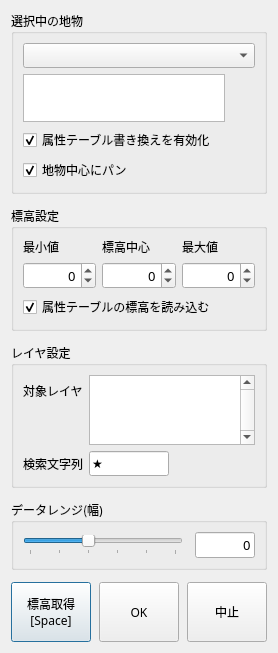
Qt form demstyle_all_dialog_base.ui (tamaohome/qgis-demstyle-all) before a commit.
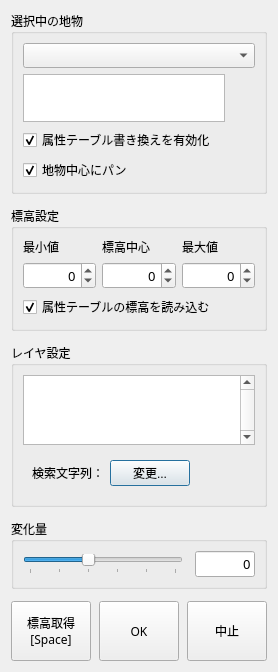
The same form after that commit. Custom widgets are drawn as their Qt base class.

Commit message: ✨ feat: 検索文字列をLineEditからLabel+PushButton+Dialogに変更

What changed in the file:
```diff
--- a/demstyle_all_dialog_base.ui
+++ b/demstyle_all_dialog_base.ui
@@ -258,24 +258,8 @@
      <property name="title">
       <string>レイヤ設定</string>
      </property>
-     <layout class="QFormLayout" name="layerSettingsLayout">
-      <property name="fieldGrowthPolicy">
-       <enum>QFormLayout::ExpandingFieldsGrow</enum>
-      </property>
-      <item row="1" column="0">
-       <widget class="QLabel" name="layerListLabel">
-        <property name="sizePolicy">
-         <sizepolicy hsizetype="Fixed" vsizetype="Preferred">
-          <horstretch>0</horstretch>
-          <verstretch>0</verstretch>
-         </sizepolicy>
-        </property>
-        <property name="text">
-         <string>対象レイヤ</string>
-        </property>
-       </widget>
-      </item>
-      <item row="1" column="1">
+     <layout class="QVBoxLayout" name="verticalLayout">
+      <item>
        <widget class="QListWidget" name="layerListWidget">
         <property name="sizePolicy">
          <sizepolicy hsizetype="Expanding" vsizetype="Expanding">
@@ -285,7 +269,7 @@
         </property>
         <property name="minimumSize">
          <size>
-          <width>160</width>
+          <width>0</width>
           <height>0</height>
          </size>
         </property>
@@ -306,45 +290,49 @@
         </property>
        </widget>
       </item>
-      <item row="2" column="0">
+      <item>
+       <widget class="QWidget" name="layerSettingsSearchStringsWidget" native="true">
+        <layout class="QHBoxLayout" name="searchStringHorizontalLayout">
+         <item>
        <widget class="QLabel" name="searchStringLabel">
+           <property name="text">
+            <string>検索文字列：</string>
+           </property>
+          </widget>
+         </item>
+         <item>
+          <widget class="QPushButton" name="searchStringRenameButton">
         <property name="sizePolicy">
-         <sizepolicy hsizetype="Fixed" vsizetype="Preferred">
+            <sizepolicy hsizetype="Minimum" vsizetype="Fixed">
           <horstretch>0</horstretch>
           <verstretch>0</verstretch>
          </sizepolicy>
         </property>
+           <property name="font">
+            <font>
+             <family>MS UI Gothic</family>
+             <pointsize>9</pointsize>
+            </font>
+           </property>
         <property name="text">
-         <string>検索文字列</string>
+            <string>変更...</string>
         </property>
        </widget>
       </item>
-      <item row="2" column="1">
-       <widget class="QLineEdit" name="searchStringLineEdit">
-        <property name="sizePolicy">
-         <sizepolicy hsizetype="Fixed" vsizetype="Preferred">
-          <horstretch>0</horstretch>
-          <verstretch>0</verstretch>
-         </sizepolicy>
-        </property>
-        <property name="minimumSize">
+         <item>
+          <spacer name="searchStringHorizontalSpacer">
+           <property name="orientation">
+            <enum>Qt::Horizontal</enum>
+           </property>
+           <property name="sizeHint" stdset="0">
          <size>
-          <width>80</width>
-          <height>0</height>
-         </size>
-        </property>
-        <property name="maximumSize">
-         <size>
-          <width>80</width>
-          <height>16777215</height>
-         </size>
-        </property>
-        <property name="focusPolicy">
-         <enum>Qt::ClickFocus</enum>
-        </property>
-        <property name="text">
-         <string notr="true">★</string>
-        </property>
+             <width>40</width>
+             <height>20</height>
+            </size>
+           </property>
+          </spacer>
+         </item>
+        </layout>
        </widget>
       </item>
      </layout>
@@ -356,7 +344,7 @@
       <string>Aキーで減少、Dキーで増加</string>
      </property>
      <property name="title">
-      <string>データレンジ(幅)</string>
+      <string>変化量</string>
      </property>
      <layout class="QHBoxLayout" name="dataRangeLayout">
       <property name="spacing">
```
Left out of the diff: 15 changed lines with no effect on the pictures. Lines whose indentation alone changed are shown as unchanged. The commit also changes 3 other files.
